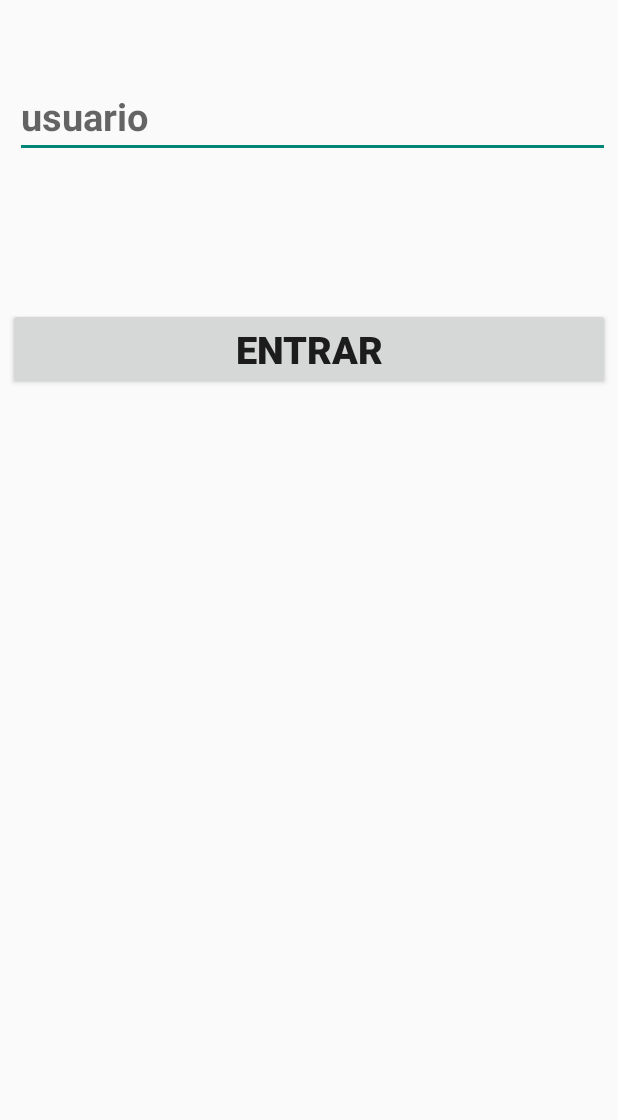
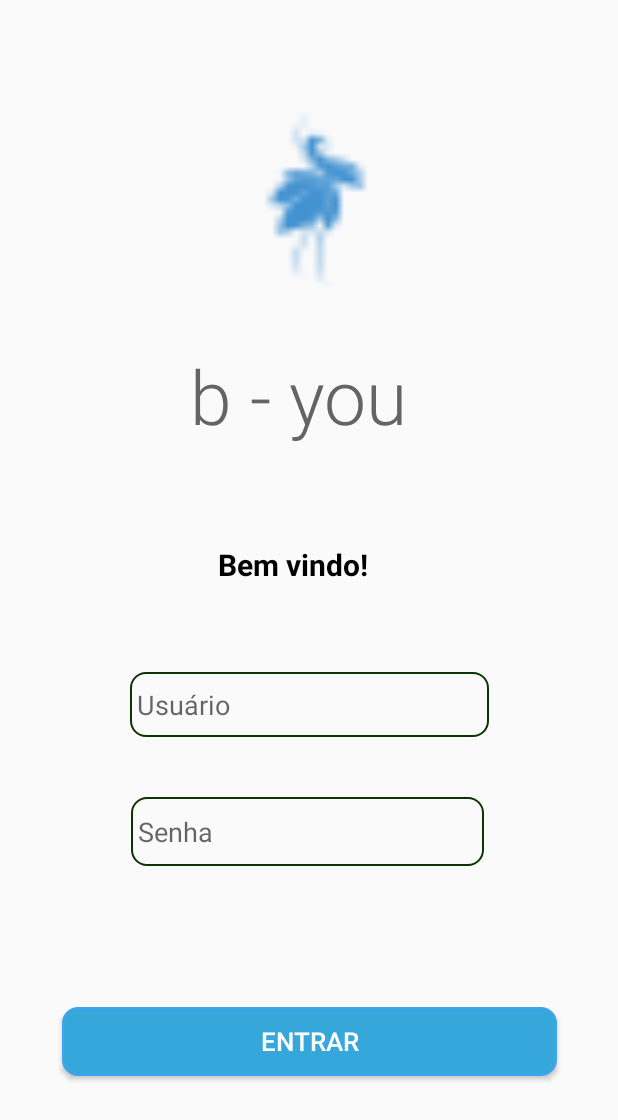
Before and after one commit to kiragb/Projeto_Clinica, an Android app: the screen it shows after launch (MainActivity), on a phone screen of 412 x 824 dp. Shown: the top 1120 px of the screen. Run offline under Robolectric (Android 15) with nearby library versions, the light colour scheme and no system bars.

Commit message:
Activity_main_login

```diff
--- a/app/src/main/AndroidManifest.xml
+++ b/app/src/main/AndroidManifest.xml
@@ -13,6 +13,9 @@
         android:supportsRtl="true"
         android:theme="@style/Theme.ProjetoClinica"
         tools:targetApi="31">
+        <activity
+            android:name=".PreSessao"
+            android:exported="false" />
         <activity
             android:name=".Passo_a_Passo"
             android:exported="false" />
--- /dev/null
+++ b/app/src/main/java/com/example/projetoclinica/PreSessao.kt
@@ -0,0 +1,11 @@
+package com.example.projetoclinica
+
+import androidx.appcompat.app.AppCompatActivity
+import android.os.Bundle
+
+class PreSessao : AppCompatActivity() {
+    override fun onCreate(savedInstanceState: Bundle?) {
+        super.onCreate(savedInstanceState)
+        setContentView(R.layout.activity_pre_sessao)
+    }
+}
--- a/app/src/main/res/drawable/custom_edit_text.xml
+++ b/app/src/main/res/drawable/custom_edit_text.xml
@@ -14,7 +14,7 @@
 
         <stroke
             android:width="1dp"
-            android:color="#322E2E"/>
+            android:color="#0C3503"/>
 
 
     </shape>
--- a/app/src/main/res/layout/activity_main.xml
+++ b/app/src/main/res/layout/activity_main.xml
@@ -1,41 +1,102 @@
 <?xml version="1.0" encoding="utf-8"?>
-<RelativeLayout xmlns:android="http://schemas.android.com/apk/res/android"
+<androidx.constraintlayout.widget.ConstraintLayout xmlns:android="http://schemas.android.com/apk/res/android"
     xmlns:app="http://schemas.android.com/apk/res-auto"
     xmlns:tools="http://schemas.android.com/tools"
     android:layout_width="match_parent"
     android:layout_height="match_parent"
-    tools:context=".MainActivity">
+    tools:context=".TelaAgendaActivity">
+
+    <ImageView
+        android:layout_width="192dp"
+        android:layout_height="158dp"
+        android:layout_marginTop="56dp"
+        android:background="@drawable/login"
+        android:scaleType="centerCrop"
+        android:visibility="visible"
+        app:layout_constraintEnd_toEndOf="parent"
+        app:layout_constraintHorizontal_bias="0.497"
+        app:layout_constraintStart_toStartOf="parent"
+        app:layout_constraintTop_toTopOf="parent"
+        tools:visibility="visible"></ImageView>
+
+    <TextView
+        android:layout_width="226dp"
+        android:layout_height="74dp"
+        android:ems="10"
+        android:fontFamily="sans-serif-light"
+        android:gravity="center"
+        android:maxLength="20"
+        android:text="b - you"
+        android:textColor="#656363"
+        android:textSize="50sp"
+        app:layout_constraintBottom_toBottomOf="parent"
+        app:layout_constraintEnd_toEndOf="parent"
+        app:layout_constraintHorizontal_bias="0.464"
+        app:layout_constraintStart_toStartOf="parent"
+        app:layout_constraintTop_toTopOf="parent"
+        app:layout_constraintVertical_bias="0.302"
+        tools:ignore="TouchTargetSizeCheck" />
+
+    <TextView
+        android:layout_width="119dp"
+        android:layout_height="37dp"
+        android:ems="10"
+        android:gravity="center"
+        android:maxLength="20"
+        android:text="Bem vindo!"
+        android:textColor="@color/black"
+        android:textSize="20sp"
+        android:textStyle="bold"
+        app:layout_constraintBottom_toBottomOf="parent"
+        app:layout_constraintEnd_toEndOf="parent"
+        app:layout_constraintHorizontal_bias="0.465"
+        app:layout_constraintStart_toStartOf="parent"
+        app:layout_constraintTop_toTopOf="parent"
+        app:layout_constraintVertical_bias="0.455"
+        tools:ignore="TouchTargetSizeCheck" />
 
     <EditText
+        android:id="@+id/Usuario"
+        android:layout_width="239dp"
+        android:layout_height="43dp"
+        android:background="@drawable/custom_edit_text"
+        android:ems="10"
+        android:hint="Usuário"
+        android:inputType="textPersonName"
+        app:layout_constraintBottom_toBottomOf="parent"
+        app:layout_constraintEnd_toEndOf="parent"
+        app:layout_constraintStart_toStartOf="parent"
+        app:layout_constraintTop_toTopOf="parent"
+        app:layout_constraintVertical_bias="0.574" />
 
-        android:id="@+id/Usuario"
-        android:layout_width="match_parent"
-        android:layout_height="wrap_content"
-        android:layout_marginTop="50dp"
-        android:layout_marginLeft="10dp"
-        android:layout_marginRight="5dp"
-        android:hint="usuario"
-        android:textSize="25sp"
-        android:textStyle="bold"
-        style="@style/Widget.AppCompat.TextView"/>
+    <EditText
+        android:id="@+id/editTextTextPassword"
+        android:layout_width="235dp"
+        android:layout_height="46dp"
+        android:background="@drawable/custom_edit_text"
+        android:ems="10"
+        android:hint="Senha"
+        android:inputType="textPassword"
+        app:layout_constraintBottom_toBottomOf="parent"
+        app:layout_constraintEnd_toEndOf="parent"
+        app:layout_constraintHorizontal_bias="0.496"
+        app:layout_constraintStart_toStartOf="parent"
+        app:layout_constraintTop_toTopOf="parent"
+        app:layout_constraintVertical_bias="0.683" />
+
+    <Button
+        android:id="@+id/Entrar"
+        android:layout_width="330dp"
+        android:layout_height="46dp"
+        android:background="@drawable/custom_buttom"
+        android:text="Entrar"
+        android:textSize="17dp"
+        android:textColor="@color/white"
+        app:layout_constraintBottom_toBottomOf="parent"
+        app:layout_constraintEnd_toEndOf="parent"
+        app:layout_constraintStart_toStartOf="parent"
+        app:layout_constraintTop_toTopOf="parent"
+        app:layout_constraintVertical_bias="0.863" />
 
 
-
-
-    <Button
-
-        android:id="@+id/Entrar"
-        android:layout_width="match_parent"
-        android:layout_height="wrap_content"
-        android:layout_below="@+id/Usuario"
-        android:layout_centerInParent="true"
-        android:layout_marginTop="100dp"
-        android:onClick="onClick"
-        android:layout_marginLeft="5dp"
-        android:layout_marginRight="5dp"
-        android:text="Entrar"
-        android:textSize="25sp"
-        android:textStyle="bold"/>
-
-
-</RelativeLayout>
+</androidx.constraintlayout.widget.ConstraintLayout>
--- /dev/null
+++ b/app/src/main/res/layout/activity_pre_sessao.xml
@@ -0,0 +1,9 @@
+<?xml version="1.0" encoding="utf-8"?>
+<androidx.constraintlayout.widget.ConstraintLayout xmlns:android="http://schemas.android.com/apk/res/android"
+    xmlns:app="http://schemas.android.com/apk/res-auto"
+    xmlns:tools="http://schemas.android.com/tools"
+    android:layout_width="match_parent"
+    android:layout_height="match_parent"
+    tools:context=".PreSessao">
+
+</androidx.constraintlayout.widget.ConstraintLayout>
```
Also changed, not shown: app/src/main/res/drawable-hdpi/ic_action_name.png, app/src/main/res/drawable-hdpi/login.png (added), app/src/main/res/drawable-mdpi/ic_action_name.png, app/src/main/res/drawable-mdpi/login.png (added), app/src/main/res/drawable-xhdpi/ic_action_name.png, app/src/main/res/drawable-xhdpi/login.png (added), app/src/main/res/drawable-xxhdpi/ic_action_name.png, app/src/main/res/drawable-xxhdpi/login.png (added), app/src/main/res/drawable-xxxhdpi/ic_action_name.png, app/src/main/res/drawable-xxxhdpi/login.png (added).
